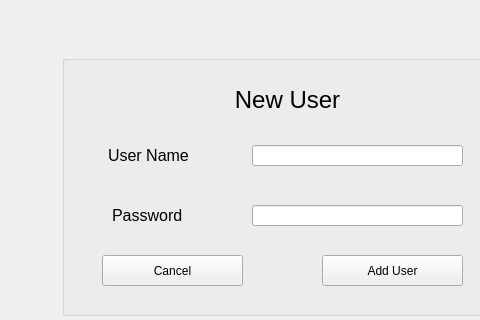
jmparradov/Informatica2, file 5. Proyecto Final/2. Desarrollo/Gravity_Bike/createuser.ui: the form before one commit; both pictures show x 628 to 1108 and y 215 to 535 of the 1245 by 651 pixel window.
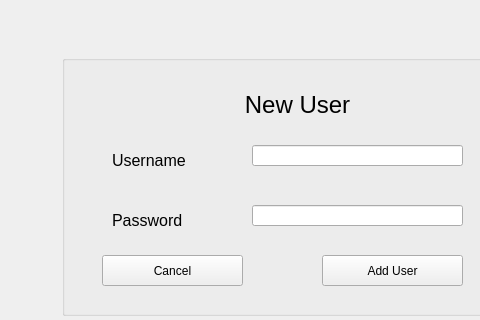
The form after the commit.

The edit to the form file:
```diff
--- a/5. Proyecto Final/2. Desarrollo/Gravity_Bike/createuser.ui
+++ b/5. Proyecto Final/2. Desarrollo/Gravity_Bike/createuser.ui
@@ -38,14 +38,14 @@
    <widget class="QLabel" name="label">
     <property name="geometry">
      <rect>
-      <x>46</x>
+      <x>50</x>
       <y>90</y>
-      <width>131</width>
-      <height>21</height>
+      <width>141</width>
+      <height>31</height>
      </rect>
     </property>
     <property name="text">
-     <string>&lt;html&gt;&lt;head/&gt;&lt;body&gt;&lt;p&gt;&lt;span style=&quot; font-size:12pt;&quot;&gt;User Name&lt;/span&gt;&lt;/p&gt;&lt;/body&gt;&lt;/html&gt;</string>
+     <string>&lt;html&gt;&lt;head/&gt;&lt;body&gt;&lt;p&gt;&lt;span style=&quot; font-size:12pt;&quot;&gt;Username&lt;/span&gt;&lt;/p&gt;&lt;/body&gt;&lt;/html&gt;</string>
     </property>
    </widget>
    <widget class="QLabel" name="label_2">
@@ -53,8 +53,8 @@
      <rect>
       <x>50</x>
       <y>150</y>
-      <width>91</width>
-      <height>21</height>
+      <width>121</width>
+      <height>31</height>
      </rect>
     </property>
     <property name="text">
@@ -89,8 +89,8 @@
      <rect>
       <x>160</x>
       <y>30</y>
-      <width>131</width>
-      <height>31</height>
+      <width>151</width>
+      <height>41</height>
      </rect>
     </property>
     <property name="text">
```
